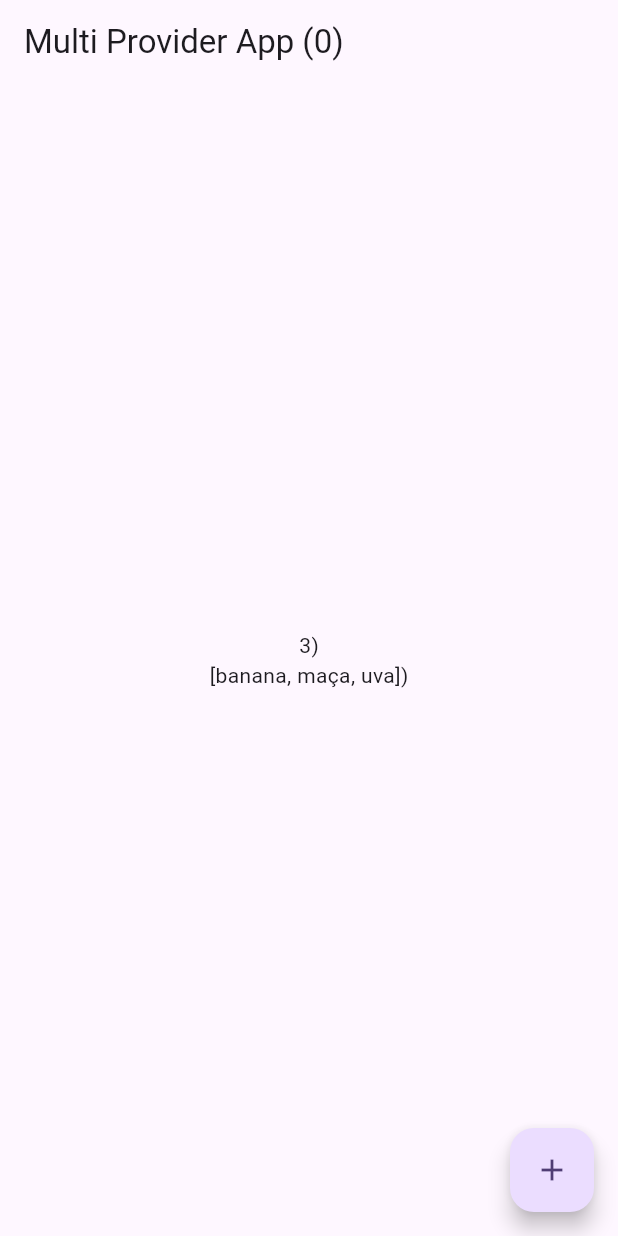
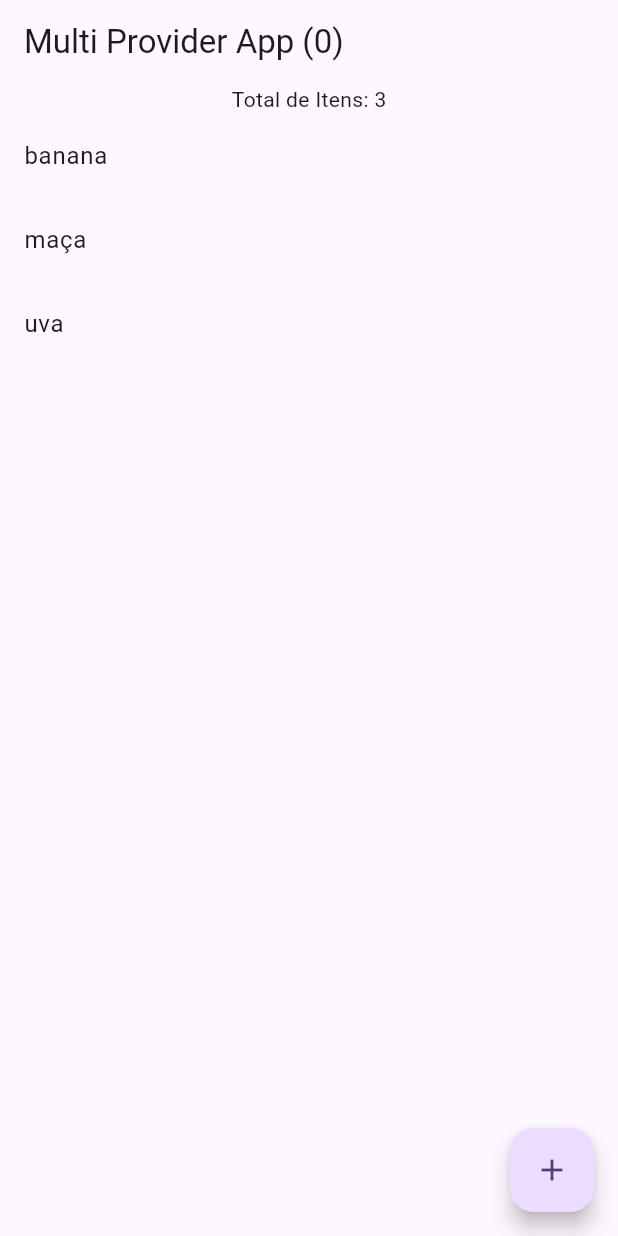
Before and after one commit to GuiMatheus1313/myapp, a Flutter app: the Second screen opened directly, on a phone screen of 412 x 824 dp. Run offline on Flutter 3.47's test engine with Material 3 defaults, Android fonts, the phone set to English and light mode, and no system bars.

Commit message:
ListView animado

```diff
--- a/lib/ListViewProvider/routes/second.dart
+++ b/lib/ListViewProvider/routes/second.dart
@@ -16,17 +16,25 @@ class Second extends StatelessWidget {
         child: Column(
           mainAxisAlignment: MainAxisAlignment.center,
           children: [
-            Text('${context.watch<Cart>().count})'),
-            Text('${context.watch<Cart>().cart})'),
+            Text('Total de Itens: ${context.watch<Cart>().count}'),
+            //Text('${context.watch<Cart>().cart})'),
+            Expanded(
+              child: ListView.builder(
+              itemCount: context.watch<Cart>().count,
+              itemBuilder: (context, index) {
+                return ListTile(title: Text(context.watch<Cart>().cart[index]));
+              },
+            )
+          )
           ],
         ),
       ),
-       floatingActionButton: FloatingActionButton(
+      floatingActionButton: FloatingActionButton(
         key: Key('addItem_floatingActionButton'),
-        onPressed:() => context.read<Cart>().addItem('novo item ❤'),
+        onPressed: () => context.read<Cart>().addItem('novo item ❤'),
         tooltip: 'Adicionar novo item!',
         child: const Icon(Icons.add),
-      )
+      ),
     );
   }
 }
```
